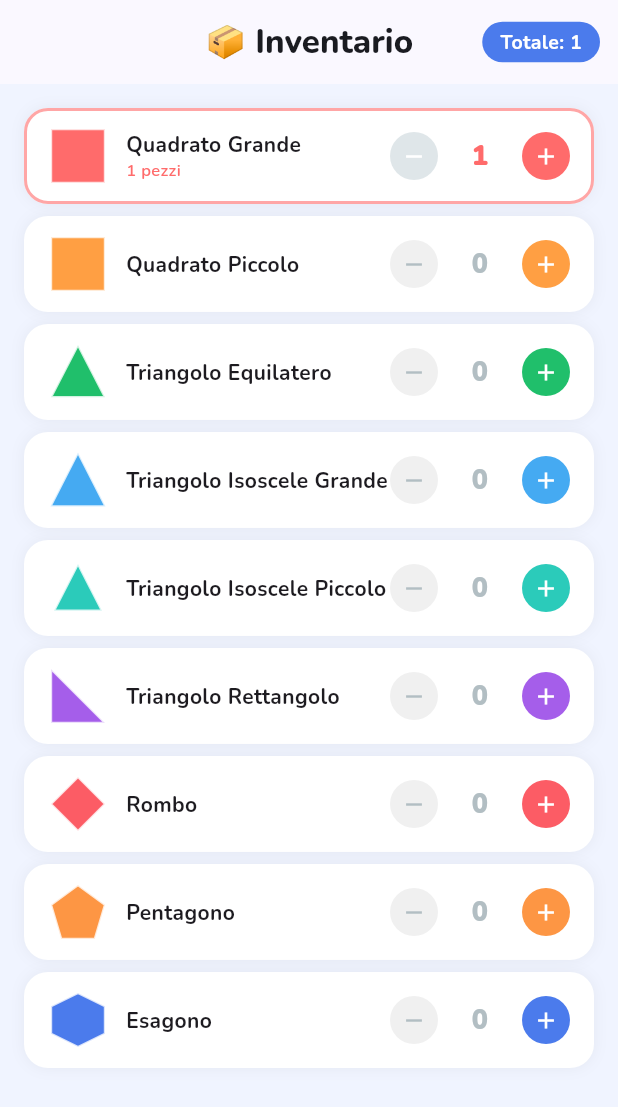
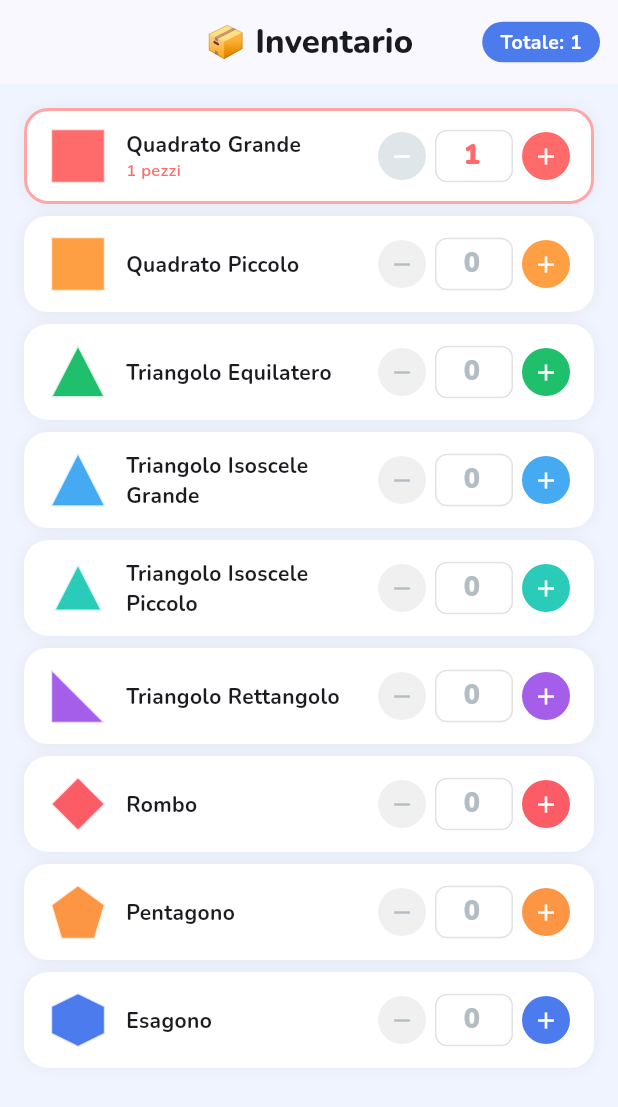
Before and after one commit to giandomeniconigro90-pixel/magneticrea_flutter, a Flutter app: the InventoryScreen screen opened by its route, after a tap on the "add" icon, on a phone screen of 412 x 824 dp. Shown: the top 1107 px of the screen. Run offline on Flutter 3.47's test engine with Material 3 defaults, Android fonts, the phone set to English and light mode, and no system bars; our stand-ins replace flutter_riverpod, go_router, google_fonts, shared_preferences; accounts and stored records are empty.

Commit message:
feat: input numerico da tastiera per quantità inventario

```diff
--- a/lib/screens/inventory_screen.dart
+++ b/lib/screens/inventory_screen.dart
@@ -1,15 +1,38 @@
 import 'package:flutter/material.dart';
+import 'package:flutter/services.dart';
 import 'package:flutter_riverpod/flutter_riverpod.dart';
 import 'package:google_fonts/google_fonts.dart';
 import '../data/tile_types.dart';
 import '../providers/inventory_provider.dart';
 import '../widgets/tile_painter.dart';
 
-class InventoryScreen extends ConsumerWidget {
+class InventoryScreen extends ConsumerStatefulWidget {
   const InventoryScreen({super.key});
 
   @override
-  Widget build(BuildContext context, WidgetRef ref) {
+  ConsumerState<InventoryScreen> createState() => _InventoryScreenState();
+}
+
+class _InventoryScreenState extends ConsumerState<InventoryScreen> {
+  final Map<String, TextEditingController> _controllers = {};
+
+  @override
+  void dispose() {
+    for (final c in _controllers.values) {
+      c.dispose();
+    }
+    super.dispose();
+  }
+
+  TextEditingController _controllerFor(String id, int qty) {
+    if (!_controllers.containsKey(id)) {
+      _controllers[id] = TextEditingController(text: '$qty');
+    }
+    return _controllers[id]!;
+  }
+
+  @override
+  Widget build(BuildContext context) {
     final inventory = ref.watch(inventoryProvider);
     final notifier = ref.read(inventoryProvider.notifier);
     final total = notifier.total;
@@ -37,6 +60,14 @@ class InventoryScreen extends ConsumerWidget {
         itemBuilder: (context, i) {
           final tile = kTileTypes[i];
           final qty = inventory[tile.id] ?? 0;
+          final controller = _controllerFor(tile.id, qty);
+
+          // Aggiorna il controller solo se il valore esterno cambia
+          // (evita loop durante la digitazione)
+          if (controller.text != '$qty' && !controller.selection.isValid) {
+            controller.text = '$qty';
+          }
+
           return Container(
             padding: const EdgeInsets.symmetric(horizontal: 14, vertical: 10),
             decoration: BoxDecoration(
@@ -68,26 +99,61 @@ class InventoryScreen extends ConsumerWidget {
                       icon: Icons.remove,
                       enabled: qty > 0,
                       color: const Color(0xFFDFE6E9),
-                      onTap: () => notifier.decrement(tile.id),
+                      onTap: () {
+                        notifier.decrement(tile.id);
+                        controller.text = '${(qty - 1).clamp(0, 9999)}';
+                      },
                     ),
-                    const SizedBox(width: 8),
+                    const SizedBox(width: 6),
                     SizedBox(
-                      width: 40,
-                      child: Text(
-                        '$qty',
+                      width: 52,
+                      child: TextField(
+                        controller: controller,
+                        keyboardType: TextInputType.number,
+                        inputFormatters: [FilteringTextInputFormatter.digitsOnly],
                         textAlign: TextAlign.center,
                         style: GoogleFonts.nunito(
-                          fontSize: 18, fontWeight: FontWeight.w900,
+                          fontSize: 18,
+                          fontWeight: FontWeight.w900,
                           color: qty > 0 ? tile.color : const Color(0xFFB2BEC3),
+                        ),
+                        decoration: InputDecoration(
+                          isDense: true,
+                          contentPadding: const EdgeInsets.symmetric(vertical: 4, horizontal: 4),
+                          border: OutlineInputBorder(
+                            borderRadius: BorderRadius.circular(8),
+                            borderSide: BorderSide(color: tile.color.withOpacity(0.4)),
+                          ),
+                          focusedBorder: OutlineInputBorder(
+                            borderRadius: BorderRadius.circular(8),
+                            borderSide: BorderSide(color: tile.color, width: 2),
+                          ),
+                          enabledBorder: OutlineInputBorder(
+                            borderRadius: BorderRadius.circular(8),
+                            borderSide: BorderSide(color: Colors.grey.withOpacity(0.3)),
+                          ),
+                        ),
+                        onChanged: (val) {
+                          final parsed = int.tryParse(val);
+                          if (parsed != null && parsed >= 0) {
+                            notifier.setQuantity(tile.id, parsed);
+                          }
+                        },
+                        onTap: () => controller.selection = TextSelection(
+                          baseOffset: 0,
+                          extentOffset: controller.text.length,
                         ),
                       ),
                     ),
-                    const SizedBox(width: 8),
+                    const SizedBox(width: 6),
                     _CircleBtn(
                       icon: Icons.add,
                       enabled: true,
                       color: tile.color,
-                      onTap: () => notifier.increment(tile.id),
+                      onTap: () {
+                        notifier.increment(tile.id);
+                        controller.text = '${qty + 1}';
+                      },
                     ),
                   ],
                 ),
```
